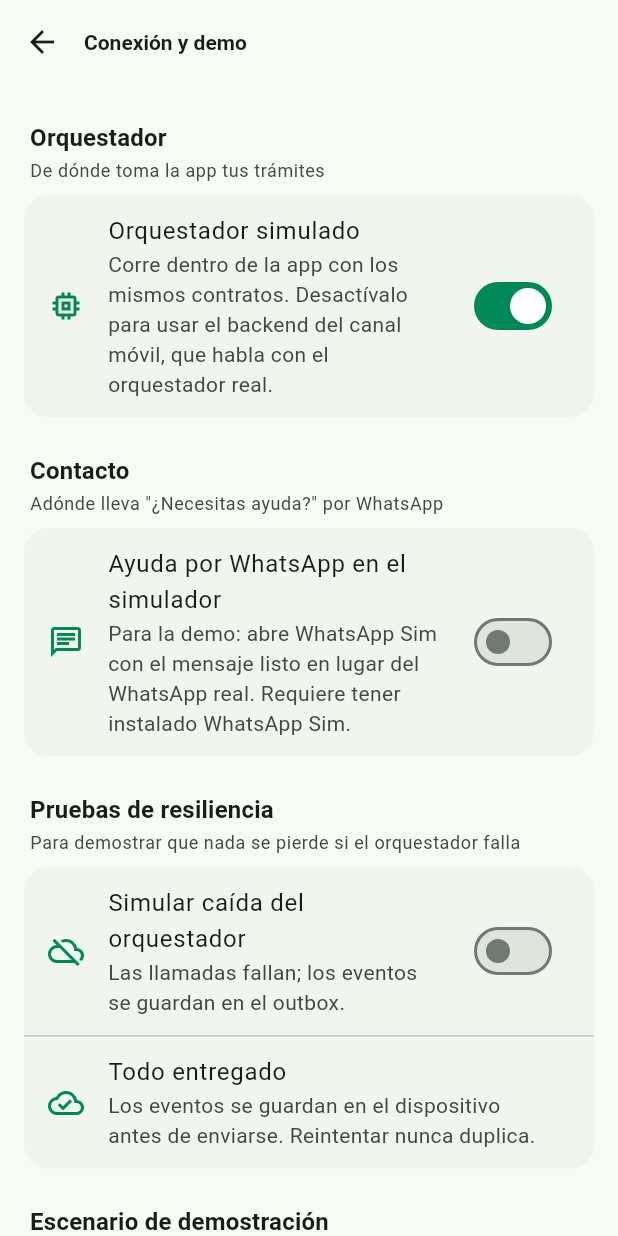
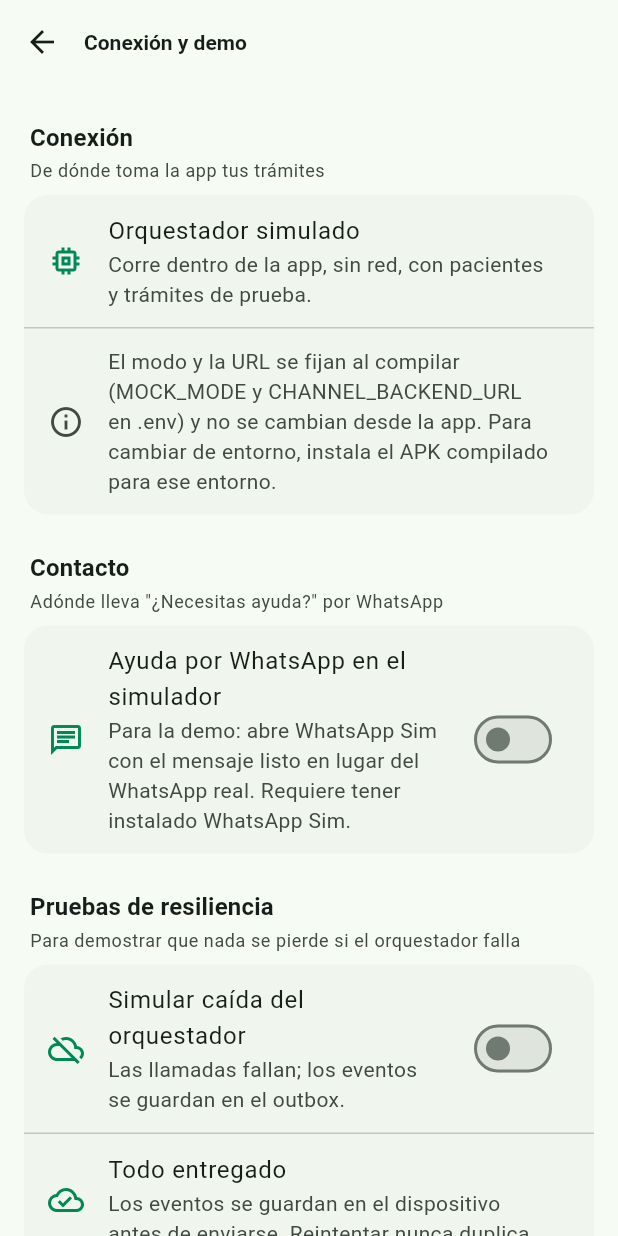
Before and after one commit to Natha45654/salud-digna-movil, a Flutter app: the SettingsScreen screen opened directly, on a phone screen of 412 x 824 dp. Run offline on Flutter 3.47's test engine with Material 3 defaults, Android fonts, the phone set to English and light mode, and no system bars; our stand-ins replace shared_preferences; accounts and stored records are empty.

Commit message:
Fija el modo y la URL al compilar y separa las claves del simulador
- MOCK_MODE y CHANNEL_BACKEND_URL solo se leen del compilado (.env con
  --dart-define-from-file). La app ya no permite cambiarlos ni los guarda:
  Conexión y demo los muestra en modo lectura.
- CHANNEL_BACKEND_URL es el origen HTTPS de la API central sin /api/v1;
  el cliente añade /api/v1 y, si se escribe, se quita para no duplicarlo.
  Vacío equivale a https://api.salud-digna.app. Una URL sin https se marca
  como inválida.
- Claves del simulador con prefijo mock. (sesión, outbox, caída
  simulada). El modo real no guarda nada en disco. Al arrancar se borran
  las claves de versiones anteriores (cfg.baseUrl, cfg.channelKey,
  cfg.mockMode, session.v1, outbox.v1...).
- .env.example documenta lo anterior.
- Las pruebas de recorrido tocaban un botón sin esperar el fotograma del
  desplazamiento; ahora esperan (test/ui_flow_test.dart y
  integration_test/app_test.dart).

flutter analyze sin problemas; flutter test: 224 pruebas pasan. Sin probar
contra la API de producción.

Co-Authored-By: Claude Opus 5.5 (1M context) <noreply@anthropic.com>

```diff
--- a/lib/core/config.dart
+++ b/lib/core/config.dart
@@ -1,21 +1,46 @@
 import 'package:flutter/foundation.dart';
 import 'package:shared_preferences/shared_preferences.dart';
 
-/// Configuración de conexión con el orquestador.
+/// Configuración de la app.
 ///
-/// - [baseUrl]: URL del backend del canal móvil (mobile_channel_backend,
-///   puerto 3300). Ese backend es quien guarda la API key del orquestador.
-/// - [mockMode]: si es true, la app usa un orquestador simulado en memoria
-///   que implementa los mismos contratos. Permite demostrar la app aunque el
-///   backend aún no exponga los endpoints.
+/// El modo y la URL de la API se fijan **al compilar** y no se pueden cambiar
+/// desde la app (ver `.env.example`):
+///
+/// - [mockMode] (`MOCK_MODE`): true usa el orquestador simulado en el
+///   dispositivo; false usa la API central real. Por omisión, true.
+/// - [baseUrl] (`CHANNEL_BACKEND_URL`): origen HTTPS de la API central, sin
+///   `/api/v1`, que el cliente añade por su cuenta. Por omisión,
+///   [productionBaseUrl].
+///
+/// Solo las herramientas de demostración ([mockFailures], [whatsappSimulator])
+/// se guardan en el dispositivo. Las claves del simulador llevan el prefijo
+/// `mock.`; el modo real no guarda nada en disco.
 class AppConfig extends ChangeNotifier {
-  static const _kBaseUrl = 'cfg.baseUrl';
-  static const _kMockMode = 'cfg.mockMode';
-  static const _kMockFail = 'cfg.mockFail';
+  static const _kMockFail = 'mock.cfg.mockFail';
   static const _kWhatsappSimulator = 'cfg.whatsappSimulator';
 
-  String baseUrl;
-  bool mockMode;
+  /// Claves de versiones anteriores, que dejaban cambiar el modo y la URL desde
+  /// la app y guardaban la clave de canal. Se borran al arrancar.
+  static const _legacyKeys = [
+    'cfg.baseUrl',
+    'cfg.channelKey',
+    'cfg.mockMode',
+    'cfg.mockFail',
+    'session.v1',
+    'outbox.v1',
+  ];
+
+  /// API central del Hackatec. El cliente le añade `/api/v1`.
+  static const productionBaseUrl = 'https://api.salud-digna.app';
+
+  final bool mockMode;
+
+  /// Origen normalizado de la API central (sin `/` final ni `/api/v1`).
+  final String baseUrl;
+
+  /// Por qué [baseUrl] no se puede usar, o null si es válida. Solo importa en
+  /// modo real.
+  final String? baseUrlError;
 
   /// Solo en modo simulado: hace fallar las llamadas para probar el outbox.
   bool mockFailures;
@@ -25,46 +50,56 @@ class AppConfig extends ChangeNotifier {
   bool whatsappSimulator;
 
   AppConfig._({
+    required this.mockMode,
     required this.baseUrl,
-    required this.mockMode,
+    required this.baseUrlError,
     required this.mockFailures,
     required this.whatsappSimulator,
   });
 
-  /// Valores por defecto fijados al compilar desde el archivo .env
-  /// (ver .env.example):
-  ///   flutter build apk --dart-define-from-file=.env
-  /// Una variable vacía equivale a no definida. Sin URL ni clave, la app solo
-  /// funciona en modo simulado hasta configurarlas en la pantalla Conexión.
   static const _envBaseUrl = String.fromEnvironment('CHANNEL_BACKEND_URL');
   static const _envMockMode = bool.fromEnvironment('MOCK_MODE', defaultValue: true);
   static const _envWhatsappSimulator = bool.fromEnvironment('WHATSAPP_SIMULATOR');
 
-  static Future<AppConfig> load() async {
+  static Future<AppConfig> load() => _load(mockMode: _envMockMode, rawBaseUrl: _envBaseUrl);
+
+  /// Para pruebas: el modo y la URL que en la app vienen del compilado.
+  @visibleForTesting
+  static Future<AppConfig> loadForTesting({bool mockMode = true, String rawBaseUrl = ''}) =>
+      _load(mockMode: mockMode, rawBaseUrl: rawBaseUrl);
+
+  static Future<AppConfig> _load({required bool mockMode, required String rawBaseUrl}) async {
     final prefs = await SharedPreferences.getInstance();
+    for (final k in _legacyKeys) {
+      await prefs.remove(k);
+    }
+    final url = normalizeBaseUrl(rawBaseUrl.isEmpty ? productionBaseUrl : rawBaseUrl);
     return AppConfig._(
-      baseUrl: prefs.getString(_kBaseUrl) ?? _envBaseUrl,
-      mockMode: prefs.getBool(_kMockMode) ?? _envMockMode,
+      mockMode: mockMode,
+      baseUrl: url,
+      baseUrlError: validateBaseUrl(url),
       mockFailures: prefs.getBool(_kMockFail) ?? false,
       whatsappSimulator: prefs.getBool(_kWhatsappSimulator) ?? _envWhatsappSimulator,
     );
   }
 
-  Future<void> update({
-    String? baseUrl,
-    bool? mockMode,
-    bool? mockFailures,
-    bool? whatsappSimulator,
-  }) async {
+  /// Quita espacios, barras finales y el prefijo `/api/v1` si se escribió.
+  static String normalizeBaseUrl(String url) {
+    var u = url.trim().replaceAll(RegExp(r'/+$'), '');
+    if (u.endsWith('/api/v1')) u = u.substring(0, u.length - '/api/v1'.length);
+    return u.replaceAll(RegExp(r'/+$'), '');
+  }
+
+  /// La integración real solo admite HTTPS: sin tráfico en claro.
+  static String? validateBaseUrl(String url) {
+    final uri = Uri.tryParse(url);
+    if (uri == null || uri.host.isEmpty) return 'CHANNEL_BACKEND_URL no es una URL válida: $url';
+    if (uri.scheme != 'https') return 'CHANNEL_BACKEND_URL debe usar https://: $url';
+    return null;
+  }
+
+  Future<void> update({bool? mockFailures, bool? whatsappSimulator}) async {
     final prefs = await SharedPreferences.getInstance();
-    if (baseUrl != null) {
-      this.baseUrl = baseUrl.trim().replaceAll(RegExp(r'/+$'), '');
-      await prefs.setString(_kBaseUrl, this.baseUrl);
-    }
-    if (mockMode != null) {
-      this.mockMode = mockMode;
-      await prefs.setBool(_kMockMode, mockMode);
-    }
     if (mockFailures != null) {
       this.mockFailures = mockFailures;
       await prefs.setBool(_kMockFail, mockFailures);
--- a/lib/screens/settings_screen.dart
+++ b/lib/screens/settings_screen.dart
@@ -20,25 +20,6 @@ class SettingsScreen extends StatefulWidget {
 }
 
 class _SettingsScreenState extends State<SettingsScreen> {
-  final _url = TextEditingController();
-  bool _initialized = false;
-
-  @override
-  void didChangeDependencies() {
-    super.didChangeDependencies();
-    if (!_initialized) {
-      _initialized = true;
-      final cfg = AppScope.of(context).config;
-      _url.text = cfg.baseUrl;
-    }
-  }
-
-  @override
-  void dispose() {
-    _url.dispose();
-    super.dispose();
-  }
-
   @override
   Widget build(BuildContext context) {
     final state = AppScope.of(context);
@@ -55,53 +36,33 @@ class _SettingsScreenState extends State<SettingsScreen> {
         child: ListView(
         padding: const EdgeInsets.fromLTRB(Space.md, 0, Space.md, Space.xl),
         children: [
-          const SectionTitle('Orquestador', subtitle: 'De dónde toma la app tus trámites'),
+          const SectionTitle('Conexión', subtitle: 'De dónde toma la app tus trámites'),
           Card(
             clipBehavior: Clip.antiAlias,
             child: Column(
               children: [
-                SwitchListTile(
-                  secondary: const Icon(Icons.memory_outlined),
-                  title: const Text('Orquestador simulado'),
-                  subtitle: const Text(
-                      'Corre dentro de la app con los mismos contratos. '
-                      'Desactívalo para usar el backend del canal móvil, que '
-                      'habla con el orquestador real.'),
-                  value: cfg.mockMode,
-                  onChanged: (v) => cfg.update(mockMode: v),
+                ListTile(
+                  leading: Icon(cfg.mockMode ? Icons.memory_outlined : Icons.cloud_outlined),
+                  title: Text(cfg.mockMode ? 'Orquestador simulado' : 'API central de Salud Digna'),
+                  subtitle: Text(cfg.mockMode
+                      ? 'Corre dentro de la app, sin red, con pacientes y trámites de prueba.'
+                      : cfg.baseUrl),
                 ),
-                if (!cfg.mockMode) ...[
+                if (!cfg.mockMode && cfg.baseUrlError != null) ...[
                   const Divider(),
-                  Padding(
-                    padding: const EdgeInsets.fromLTRB(Space.md, Space.sm, Space.md, Space.md),
-                    child: Column(
-                      crossAxisAlignment: CrossAxisAlignment.stretch,
-                      children: [
-                        TextField(
-                          controller: _url,
-                          keyboardType: TextInputType.url,
-                          decoration: const InputDecoration(
-                            labelText: 'URL del backend del canal móvil',
-                            prefixIcon: Icon(Icons.dns_outlined),
-                            helperText:
-                                'Por omisión, CHANNEL_BACKEND_URL del archivo .env. '
-                                'Consulta el README para emulador o teléfono.',
-                            helperMaxLines: 2,
-                          ),
-                        ),
-                        const SizedBox(height: Space.md),
-                        FilledButton.tonalIcon(
-                          icon: const Icon(Icons.save_outlined),
-                          onPressed: () async {
-                            await cfg.update(baseUrl: _url.text);
-                            if (context.mounted) showSnack(context, 'Conexión guardada');
-                          },
-                          label: const Text('Guardar'),
-                        ),
-                      ],
-                    ),
+                  ListTile(
+                    leading: Icon(Icons.error_outline, color: s.error),
+                    title: Text(cfg.baseUrlError!, style: TextStyle(color: s.error)),
                   ),
                 ],
+                const Divider(),
+                ListTile(
+                  leading: Icon(Icons.info_outline, color: s.onSurfaceVariant),
+                  subtitle: const Text(
+                      'El modo y la URL se fijan al compilar (MOCK_MODE y '
+                      'CHANNEL_BACKEND_URL en .env) y no se cambian desde la app. '
+                      'Para cambiar de entorno, instala el APK compilado para ese entorno.'),
+                ),
               ],
             ),
           ),
@@ -120,6 +81,7 @@ class _SettingsScreenState extends State<SettingsScreen> {
             ),
           ),
 
+          if (cfg.mockMode) ...[
           const SectionTitle('Pruebas de resiliencia',
               subtitle: 'Para demostrar que nada se pierde si el orquestador falla'),
           Card(
@@ -213,6 +175,8 @@ class _SettingsScreenState extends State<SettingsScreen> {
             ),
           ),
 
+          ],
+
           if (cfg.mockMode) ...[
             const SectionTitle('Escenario de demostración'),
             Card(
@@ -243,12 +207,12 @@ class _SettingsScreenState extends State<SettingsScreen> {
                 Padding(
                   padding: const EdgeInsets.fromLTRB(Space.xs, 0, Space.xs, Space.sm),
                   child: Text(
-                    'Canal: ${Channels.mobileApp}\n'
-                    'Contrato app ↔ backend del canal: POST /identity/verify, '
-                    'POST /integrations/events, GET /me/journeys, '
-                    'GET /journeys/{id}, GET /journeys/{id}/events, POST /journeys/link.\n'
-                    'El backend del canal traduce a JOURNEY_CONTEXT_UPDATED y '
-                    'JOURNEY_STATUS_CHANGED con externalEventId, schemaVersion 1 y expectedVersion.',
+                    cfg.mockMode
+                        ? 'Canal: ${Channels.mobileApp}. Modo simulado: el orquestador corre '
+                            'en el dispositivo y no se conecta a ningún servidor.'
+                        : 'Canal: demo-mobile. API central: ${cfg.baseUrl}/api/v1 '
+                            '(POST /auth/login, GET /auth/me, /mobile/journeys, /studies, '
+                            '/clinics). La app solo envía el JWT del paciente.',
                     style: t.bodySmall?.copyWith(color: s.onSurfaceVariant),
                   ),
                 ),
--- a/lib/services/outbox.dart
+++ b/lib/services/outbox.dart
@@ -41,7 +41,7 @@ class OutboxEntry {
 /// (4xx: conflicto de versión, transición inválida, no autorizado) no se
 /// reintentan: se descartan y se informan al usuario.
 class Outbox extends ChangeNotifier {
-  static const _kKey = 'outbox.v1';
+  static const _kKey = 'mock.outbox.v1';
   final List<OutboxEntry> _entries = [];
   bool _flushing = false;
 
--- a/lib/state/app_state.dart
+++ b/lib/state/app_state.dart
@@ -12,7 +12,7 @@ import '../services/outbox.dart';
 
 /// Estado global de la app móvil (canal MOBILE_APP).
 class AppState extends ChangeNotifier {
-  static const _kSession = 'session.v1';
+  static const _kSession = 'mock.session.v1';
   static const _uuid = Uuid();
 
   final AppConfig config;
```
Also changed, not shown: 5 other files.
